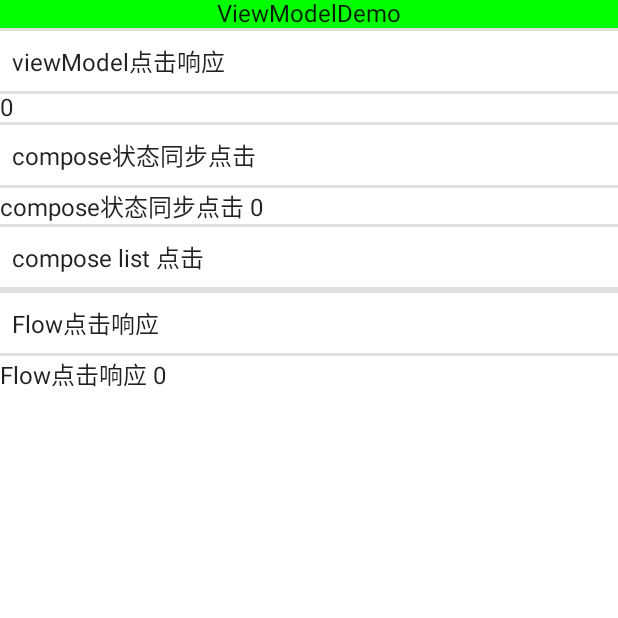
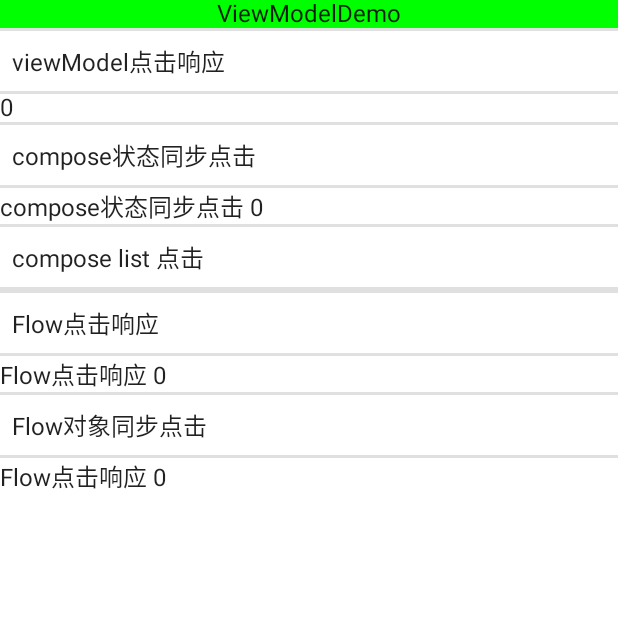
Before and after one commit to monkeydone/ComposeSamples, an Android app built with Jetpack Compose: the layout screen opened through its navigation route, on a phone screen of 412 x 824 dp, the top half of it. Run offline under Robolectric (Android 15) with nearby library versions, the phone set to English and light mode, and no system bars.

Commit message:
增加viewmodel例子

```diff
--- a/app/src/main/java/com/a/compose/ViewModelDemo.kt
+++ b/app/src/main/java/com/a/compose/ViewModelDemo.kt
@@ -23,9 +23,12 @@ import kotlinx.coroutines.flow.MutableStateFlow
 fun ViewModelDemo() {
     val coroutineScope = rememberCoroutineScope()
     val viewModel = viewModel(ComposeViewModel::class.java)
-    val viewState by viewModel.state.collectAsState()
+
+    val flowCount by viewModel.flowCount.collectAsState()
+    val flowObjectState by viewModel.flowState.collectAsState()
+
     var count by remember {
-        viewModel.count
+        viewModel.composeCount
     }
 
     var (composeState,stateSet) = remember {
@@ -38,9 +41,6 @@ fun ViewModelDemo() {
 
 
     Column() {
-        var text by remember {
-            mutableStateOf("")
-        }
         Text("ViewModelDemo",textAlign = TextAlign.Center, modifier = Modifier
             .fillMaxWidth()
             .background(Color.Green))
@@ -67,7 +67,7 @@ fun ViewModelDemo() {
         Text("compose list 点击",modifier = Modifier
             .padding(all = 8.dp)
             .clickable {
-                composeList.add(ComposeViewState("List1",count = 0))
+                composeList.add(ComposeViewState("List1", count = 0))
             })
         Divider(Modifier.height(2.dp))
         var index = 0
@@ -82,12 +82,22 @@ fun ViewModelDemo() {
         Text("Flow点击响应",modifier = Modifier
             .padding(all = 8.dp)
             .clickable {
-                viewState.count += 1
+                viewModel.flowCount.value +=1
             })
         Divider(Modifier.height(2.dp))
-        Text(text = "${viewState.name} ${viewState.count}")
+        Text(text = "Flow点击响应 ${flowCount}")
 
 
+        Divider(Modifier.height(2.dp))
+        Text("Flow对象同步点击",modifier = Modifier
+            .padding(all = 8.dp)
+            .clickable {
+                val f = viewModel.flowState.value
+                f.count+=1
+               viewModel.flowState.value = f
+            })
+        Divider(Modifier.height(2.dp))
+        Text("${flowObjectState.name} ${flowObjectState.count}")
 
     }
 }
@@ -96,17 +106,19 @@ fun ViewModelDemo() {
 data class ComposeViewState(val name:String="",var count:Int = 0)
 
 class ComposeViewModel:ViewModel() {
+
+
+    var composeCount = mutableStateOf(0)
+    var composeObjectState = mutableStateOf(ComposeViewState(name="compose状态同步点击"))
+    var composeListState = mutableStateListOf<ComposeViewState>()
+
+
+    var flowCount = MutableStateFlow(0)
+    val flowState = MutableStateFlow(ComposeViewState(name="Flow点击响应"))
+
     val selected = MutableStateFlow("")
     val list = ArrayList<String>().apply {
         add("list1")
     }
     val category = MutableStateFlow(list)
-
-    var count = mutableStateOf(0)
-    var composeObjectState = mutableStateOf(ComposeViewState(name="compose状态同步点击"))
-    var composeListState = mutableStateListOf<ComposeViewState>()
-
-    val state = MutableStateFlow(ComposeViewState(name="Flow点击响应"))
-
-
 }
```
